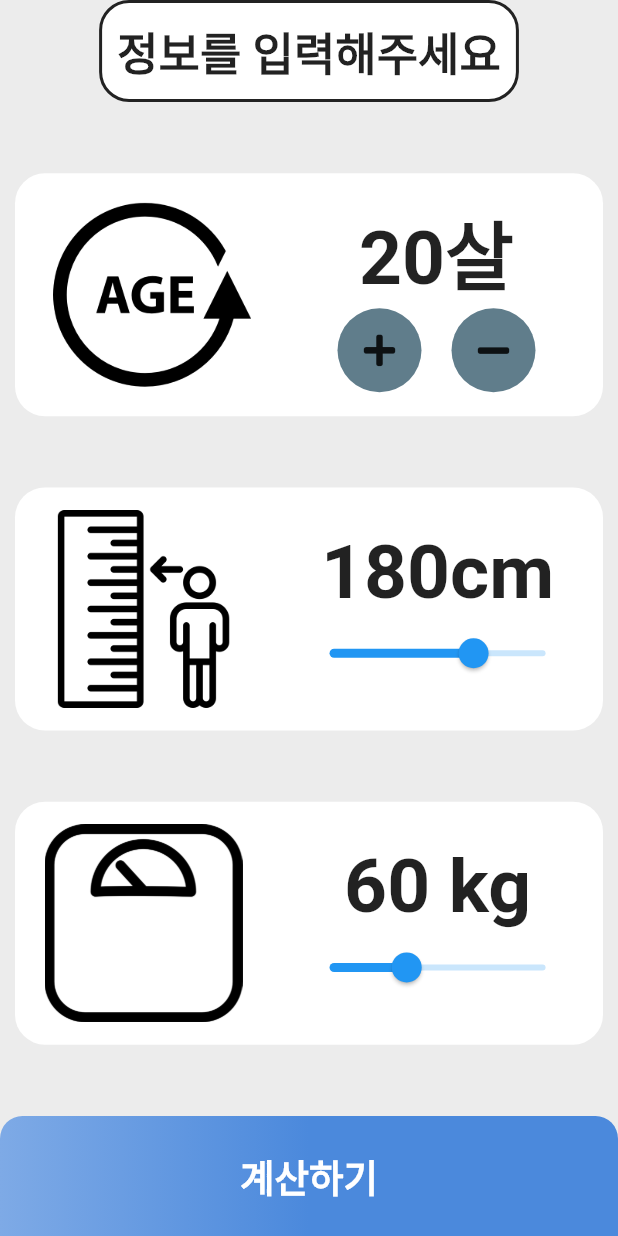
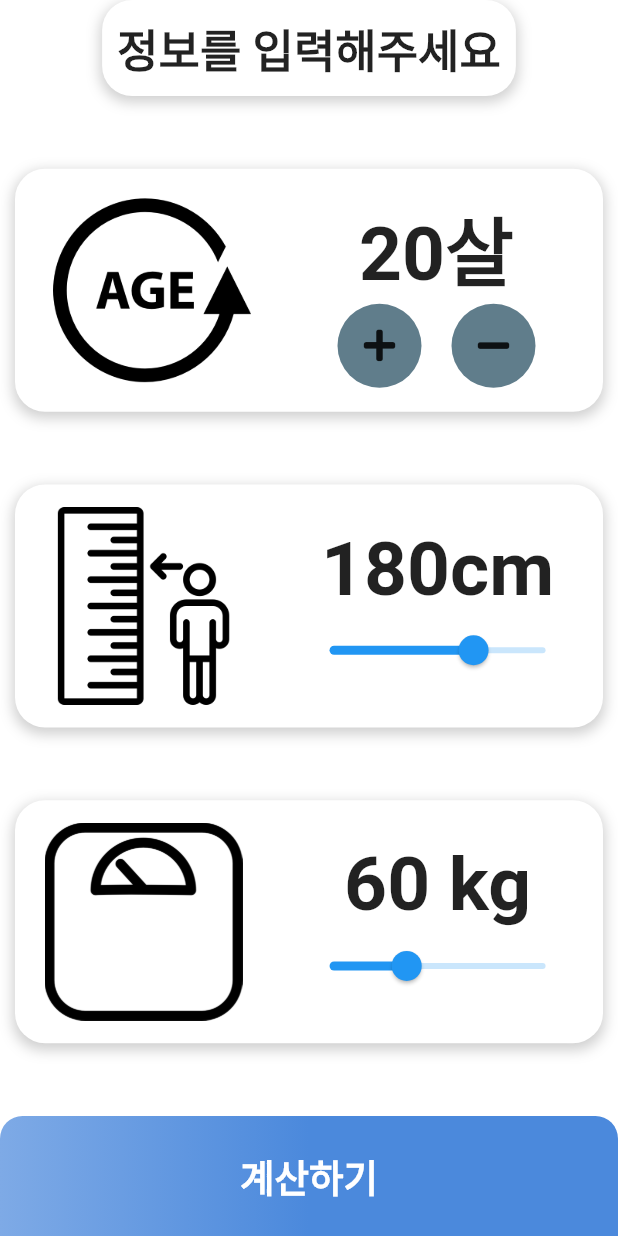
Before and after one commit to diebjackal/BMI_calculator, a Flutter app: the screen it shows after launch, after a tap on "다음", on a phone screen of 412 x 824 dp. Run offline on Flutter 3.47's test engine with Material 2 defaults, Android fonts, the phone set to English and light mode, and no system bars; our stand-ins replace font_awesome_flutter, toggle_switch.

Commit message:
디자인
디자인 업데이트

```diff
--- a/bmi_calculator/lib/components/choice_gender.dart
+++ b/bmi_calculator/lib/components/choice_gender.dart
@@ -1,4 +1,3 @@
-import 'package:bmi_calculator/utility/colors.dart';
 import 'package:bmi_calculator/utility/constants.dart';
 import 'package:bmi_calculator/utility/container_SIze.dart';
 import 'package:flutter/material.dart';
--- a/bmi_calculator/lib/screens/BMI_ResultPage.dart
+++ b/bmi_calculator/lib/screens/BMI_ResultPage.dart
@@ -16,7 +16,7 @@ class BMIMainPage extends StatelessWidget {
   @override
   Widget build(BuildContext context) {
     return Scaffold(
-      backgroundColor: backgroundColor,
+      backgroundColor: whiteColor,
       body: Column(
         children: <Widget>[
           Expanded(
--- a/bmi_calculator/lib/screens/gender_select_page.dart
+++ b/bmi_calculator/lib/screens/gender_select_page.dart
@@ -12,7 +12,7 @@ class GenderSelectPage extends StatelessWidget {
   Widget build(BuildContext context) {
     final information = Provider.of<MyProvider>(context);
     return Scaffold(
-      backgroundColor: backgroundColor,
+      backgroundColor: whiteColor,
       body: SafeArea(
         child: Column(
           mainAxisAlignment: MainAxisAlignment.spaceBetween,
--- a/bmi_calculator/lib/screens/input_Page.dart
+++ b/bmi_calculator/lib/screens/input_Page.dart
@@ -18,7 +18,7 @@ class InputPage extends StatelessWidget {
     final information = Provider.of<MyProvider>(context);
     SizeConfig().init(context);
     return Scaffold(
-      backgroundColor: backgroundColor,
+      backgroundColor: whiteColor,
       body: SafeArea(
         child: Column(
           mainAxisAlignment: MainAxisAlignment.spaceBetween,
--- a/bmi_calculator/lib/utility/constants.dart
+++ b/bmi_calculator/lib/utility/constants.dart
@@ -26,17 +26,29 @@ Decoration inputLabelTextDecoration() {
   return BoxDecoration(
     color: whiteColor,
     borderRadius: BorderRadius.circular(20),
-    border: Border.all(
-      color: Colors.black87,
-      width: 2,
-    ),
+    boxShadow: [
+      BoxShadow(
+        color: Colors.grey.withOpacity(0.5),
+        spreadRadius: 1,
+        blurRadius: 7,
+        offset: Offset(0, 3),
+      )
+    ],
   );
 }
 
 Decoration inputInformationDecoration() {
   return BoxDecoration(
+    color: whiteColor,
     borderRadius: BorderRadius.circular(20),
-    color: Colors.white,
+    boxShadow: [
+      BoxShadow(
+        color: Colors.grey.withOpacity(0.5),
+        spreadRadius: 1,
+        blurRadius: 7,
+        offset: Offset(0, 3),
+      )
+    ],
   );
 }
 
```
